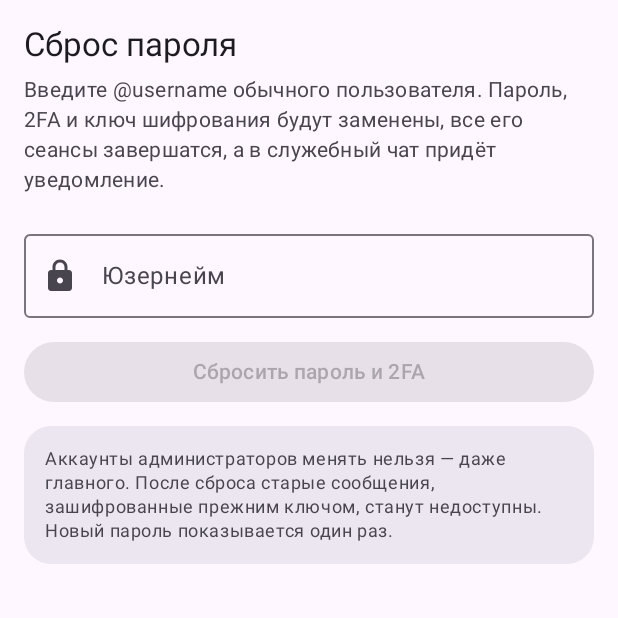
After one commit to kataevilya/RyzikChat, an Android app built with Jetpack Compose: the composable PasswordResetAdmin shown on its own in the app's theme, on a phone screen of 412 x 824 dp, the top half of it. The commit adds this screen. Run offline under Robolectric (Android 15) with nearby library versions, the phone set to English and light mode, and no system bars.

Commit message:
Админ-сброс пароля: 2FA, сеансы, уведомление и защита админов

```diff
--- a/android/app/build.gradle.kts
+++ b/android/app/build.gradle.kts
@@ -13,8 +13,8 @@ android {
         applicationId = "app.ryzik.chat"
         minSdk = 26
         targetSdk = 35
-        versionCode = 38
-        versionName = "0.8.18"
+        versionCode = 39
+        versionName = "0.8.19"
         // Адрес сервера по умолчанию: 10.0.2.2 — это компьютер, на котором запущен эмулятор.
         buildConfigField("String", "DEFAULT_SERVER", "\"https://ryzik3489-ryzikchat.hf.space\"")
     }
--- a/android/app/src/main/java/app/ryzik/chat/data/ApiClient.kt
+++ b/android/app/src/main/java/app/ryzik/chat/data/ApiClient.kt
@@ -487,6 +487,8 @@ class ApiClient(
     suspend fun banUser(userId: String, days: Double, reason: String) =
         call("POST", "/api/admin/users/$userId/ban", buildJsonObject { put("days", days); put("reason", reason) }, User.serializer())
     suspend fun unbanUser(userId: String) = call("DELETE", "/api/admin/users/$userId/ban", null, User.serializer())
+    suspend fun resetPassword(userId: String) =
+        call("POST", "/api/admin/users/$userId/reset-password", buildJsonObject { }, PasswordResetResult.serializer())
     suspend fun restrictUser(userId: String, days: Double, reason: String) =
         call("POST", "/api/admin/users/$userId/restrict", buildJsonObject { put("days", days); put("reason", reason) }, User.serializer())
     suspend fun unrestrictUser(userId: String) = call("DELETE", "/api/admin/users/$userId/restrict", null, User.serializer())
--- a/android/app/src/main/java/app/ryzik/chat/data/Models.kt
+++ b/android/app/src/main/java/app/ryzik/chat/data/Models.kt
@@ -177,6 +177,9 @@ data class DeviceBan(
 
 @Serializable
 data class DeviceBanResult(val user: User, val devices: Int = 0, val ips: Int = 0, val added: Int = 0)
+
+@Serializable
+data class PasswordResetResult(val username: String, val password: String)
 
 @Serializable
 data class AdminDeleteResult(val ok: Boolean = true, val deletedMessages: Int = 0)
--- a/android/app/src/main/java/app/ryzik/chat/ui/admin/AdminScreen.kt
+++ b/android/app/src/main/java/app/ryzik/chat/ui/admin/AdminScreen.kt
@@ -60,7 +60,7 @@ import app.ryzik.chat.ui.components.parseColor
 import kotlinx.coroutines.delay
 import kotlinx.coroutines.launch
 
-private val AdminTabs = listOf("Бейджи", "Пользователи", "NFT", "Группы и каналы", "Журнал", "Сервер", "Сезон")
+private val AdminTabs = listOf("Бейджи", "Пользователи", "NFT", "Группы и каналы", "Журнал", "Сервер", "Сезон", "Сброс")
 
 private val BadgeColors = listOf("#FF8A3D", "#6750A4", "#00A3A3", "#2E6BE6", "#43A047", "#E91E63", "#FFB300", "#8D6E63")
 private val BadgeEmoji = listOf("⭐", "💎", "🔥", "🏆", "🛠️", "🎨", "🧪", "❤️", "🚀", "👑", "🦊", "🎮")
@@ -125,6 +125,7 @@ fun AdminScreen(onBack: () -> Unit, onOpenProfile: (String) -> Unit) {
             4 -> { ModerationLog(Modifier.padding(padding)); return@Scaffold }
             5 -> { ServerUpdates(Modifier.padding(padding)); return@Scaffold }
             6 -> { SeasonAdmin(padding); return@Scaffold }
+            7 -> { PasswordResetAdmin(padding); return@Scaffold }
         }
         LazyColumn(Modifier.fillMaxSize().padding(padding), contentPadding = PaddingValues(bottom = 96.dp)) {
             item {
--- /dev/null
+++ b/android/app/src/main/java/app/ryzik/chat/ui/admin/PasswordResetAdmin.kt
@@ -0,0 +1,169 @@
+package app.ryzik.chat.ui.admin
+
+import androidx.compose.foundation.layout.Arrangement
+import androidx.compose.foundation.layout.Column
+import androidx.compose.foundation.layout.PaddingValues
+import androidx.compose.foundation.layout.Row
+import androidx.compose.foundation.layout.Spacer
+import androidx.compose.foundation.layout.fillMaxSize
+import androidx.compose.foundation.layout.fillMaxWidth
+import androidx.compose.foundation.layout.height
+import androidx.compose.foundation.layout.padding
+import androidx.compose.foundation.layout.width
+import androidx.compose.foundation.lazy.LazyColumn
+import androidx.compose.foundation.shape.RoundedCornerShape
+import androidx.compose.foundation.text.selection.SelectionContainer
+import androidx.compose.material.icons.Icons
+import androidx.compose.material.icons.rounded.Lock
+import androidx.compose.material3.AlertDialog
+import androidx.compose.material3.Button
+import androidx.compose.material3.Icon
+import androidx.compose.material3.MaterialTheme
+import androidx.compose.material3.OutlinedTextField
+import androidx.compose.material3.Surface
+import androidx.compose.material3.Text
+import androidx.compose.material3.TextButton
+import androidx.compose.runtime.Composable
+import androidx.compose.runtime.getValue
+import androidx.compose.runtime.mutableStateOf
+import androidx.compose.runtime.remember
+import androidx.compose.runtime.rememberCoroutineScope
+import androidx.compose.runtime.setValue
+import androidx.compose.ui.Alignment
+import androidx.compose.ui.Modifier
+import androidx.compose.ui.platform.LocalClipboardManager
+import androidx.compose.ui.text.AnnotatedString
+import androidx.compose.ui.text.font.FontFamily
+import androidx.compose.ui.unit.dp
+import androidx.compose.ui.unit.sp
+import app.ryzik.chat.RyzikApp
+import app.ryzik.chat.data.PasswordResetResult
+import app.ryzik.chat.data.userMessage
+import kotlinx.coroutines.launch
+
+/**
+ * Админ-панель → «Сброс пароля».
+ * Меняет пароль обычного пользователя, удаляет 2FA и завершает все сеансы.
+ * Аккаунты администраторов защищены.
+ */
+@Composable
+fun PasswordResetAdmin(padding: PaddingValues) {
+    val api = RyzikApp.instance.repo.api
+    val clipboard = LocalClipboardManager.current
+    val scope = rememberCoroutineScope()
+    var username by remember { mutableStateOf("") }
+    var confirm by remember { mutableStateOf(false) }
+    var busy by remember { mutableStateOf(false) }
+    var error by remember { mutableStateOf<String?>(null) }
+    var result by remember { mutableStateOf<PasswordResetResult?>(null) }
+
+    fun reset() {
+        confirm = false
+        busy = true
+        error = null
+        result = null
+        scope.launch {
+            runCatching {
+                val name = username.trim().removePrefix("@")
+                if (name.isBlank()) throw IllegalArgumentException("Введите юзернейм")
+                val found = api.adminUsers(name, all = true).firstOrNull { it.username.equals(name, ignoreCase = true) }
+                    ?: throw IllegalArgumentException("Пользователь @$name не найден")
+                if (found.isAdmin) throw IllegalArgumentException("Пароль администратора менять нельзя")
+                api.resetPassword(found.id)
+            }.onSuccess { result = it }.onFailure { error = it.userMessage() }
+            busy = false
+        }
+    }
+
+    LazyColumn(
+        modifier = Modifier.fillMaxSize().padding(padding),
+        contentPadding = PaddingValues(16.dp),
+        verticalArrangement = Arrangement.spacedBy(12.dp),
+    ) {
+        item {
+            Text("Сброс пароля", style = MaterialTheme.typography.titleLarge)
+            Text(
+                "Введите @username обычного пользователя. Пароль, 2FA и ключ шифрования будут заменены, все его сеансы завершатся, а в служебный чат придёт уведомление.",
+                style = MaterialTheme.typography.bodyMedium,
+                color = MaterialTheme.colorScheme.onSurfaceVariant,
+                modifier = Modifier.padding(vertical = 6.dp),
+            )
+        }
+        item {
+            OutlinedTextField(
+                value = username,
+                onValueChange = { username = it.take(40) },
+                label = { Text("Юзернейм") },
+                placeholder = { Text("@username") },
+                leadingIcon = { Icon(Icons.Rounded.Lock, null) },
+                singleLine = true,
+                modifier = Modifier.fillMaxWidth(),
+            )
+        }
+        item {
+            Button(
+                enabled = username.isNotBlank() && !busy,
+                onClick = { confirm = true },
+                modifier = Modifier.fillMaxWidth(),
+            ) { Text(if (busy) "Сбрасываем…" else "Сбросить пароль и 2FA") }
+        }
+        item {
+            Surface(
+                shape = RoundedCornerShape(18.dp),
+                color = MaterialTheme.colorScheme.surfaceContainerHigh,
+            ) {
+                Text(
+                    "Аккаунты администраторов менять нельзя — даже главного. После сброса старые сообщения, зашифрованные прежним ключом, станут недоступны. Новый пароль показывается один раз.",
+                    style = MaterialTheme.typography.bodySmall,
+                    color = MaterialTheme.colorScheme.onSurfaceVariant,
+                    modifier = Modifier.padding(14.dp),
+                )
+            }
+        }
+        error?.let { item { Text(it, color = MaterialTheme.colorScheme.error) } }
+        result?.let { r ->
+            item {
+                Surface(
+                    shape = RoundedCornerShape(22.dp),
+                    color = MaterialTheme.colorScheme.primaryContainer,
+                    modifier = Modifier.fillMaxWidth(),
+                ) {
+                    Column(Modifier.padding(18.dp)) {
+                        Text("Новый пароль для @${r.username}", style = MaterialTheme.typography.titleMedium)
+                        Spacer(Modifier.height(10.dp))
+                        SelectionContainer {
+                            Text(
+                                r.password,
+                                style = MaterialTheme.typography.headlineSmall.copy(fontFamily = FontFamily.Monospace),
+                                fontSize = 26.sp,
+                                color = MaterialTheme.colorScheme.onPrimaryContainer,
+                            )
+                        }
+                        Spacer(Modifier.height(12.dp))
+                        Row(verticalAlignment = Alignment.CenterVertically) {
+                            Button(onClick = { clipboard.setText(AnnotatedString(r.password)) }) { Text("Скопировать") }
+                            Spacer(Modifier.width(10.dp))
+                            Text("Показывается только сейчас", style = MaterialTheme.typography.labelSmall)
+                        }
+                    }
+                }
+            }
+        }
+    }
+
+    if (confirm) {
+        AlertDialog(
+            onDismissRequest = { confirm = false },
+            title = { Text("Сбросить пароль?") },
+            text = {
+                Text(
+                    "У @${username.trim().removePrefix("@")} будут сброшены пароль и 2FA, все сеансы завершатся, а ключ шифрования будет заменён. Старые сообщения станут недоступны. Продолжить?",
+                )
+            },
+            confirmButton = {
+                TextButton(onClick = { reset() }) { Text("Сбросить", color = MaterialTheme.colorScheme.error) }
+            },
+            dismissButton = { TextButton(onClick = { confirm = false }) { Text("Отмена") } },
+        )
+    }
+}
--- a/desktop/src/main/kotlin/app/ryzik/chat/data/ApiClient.kt
+++ b/desktop/src/main/kotlin/app/ryzik/chat/data/ApiClient.kt
@@ -488,6 +488,8 @@ class ApiClient(
     suspend fun banUser(userId: String, days: Double, reason: String) =
         call("POST", "/api/admin/users/$userId/ban", buildJsonObject { put("days", days); put("reason", reason) }, User.serializer())
     suspend fun unbanUser(userId: String) = call("DELETE", "/api/admin/users/$userId/ban", null, User.serializer())
+    suspend fun resetPassword(userId: String) =
+        call("POST", "/api/admin/users/$userId/reset-password", buildJsonObject { }, PasswordResetResult.serializer())
     suspend fun restrictUser(userId: String, days: Double, reason: String) =
         call("POST", "/api/admin/users/$userId/restrict", buildJsonObject { put("days", days); put("reason", reason) }, User.serializer())
     suspend fun unrestrictUser(userId: String) = call("DELETE", "/api/admin/users/$userId/restrict", null, User.serializer())
--- a/desktop/src/main/kotlin/app/ryzik/chat/data/Models.kt
+++ b/desktop/src/main/kotlin/app/ryzik/chat/data/Models.kt
@@ -177,6 +177,9 @@ data class DeviceBan(
 
 @Serializable
 data class DeviceBanResult(val user: User, val devices: Int = 0, val ips: Int = 0, val added: Int = 0)
+
+@Serializable
+data class PasswordResetResult(val username: String, val password: String)
 
 @Serializable
 data class AdminDeleteResult(val ok: Boolean = true, val deletedMessages: Int = 0)
--- a/desktop/src/main/kotlin/app/ryzik/chat/ui/admin/AdminScreen.kt
+++ b/desktop/src/main/kotlin/app/ryzik/chat/ui/admin/AdminScreen.kt
@@ -60,7 +60,7 @@ import app.ryzik.chat.ui.components.parseColor
 import kotlinx.coroutines.delay
 import kotlinx.coroutines.launch
 
-private val AdminTabs = listOf("Бейджи", "Пользователи", "NFT", "Группы и каналы", "Журнал", "Сервер", "Сезон")
+private val AdminTabs = listOf("Бейджи", "Пользователи", "NFT", "Группы и каналы", "Журнал", "Сервер", "Сезон", "Сброс")
 
 private val BadgeColors = listOf("#FF8A3D", "#6750A4", "#00A3A3", "#2E6BE6", "#43A047", "#E91E63", "#FFB300", "#8D6E63")
 private val BadgeEmoji = listOf("⭐", "💎", "🔥", "🏆", "🛠️", "🎨", "🧪", "❤️", "🚀", "👑", "🦊", "🎮")
@@ -125,6 +125,7 @@ fun AdminScreen(onBack: () -> Unit, onOpenProfile: (String) -> Unit) {
             4 -> { ModerationLog(Modifier.padding(padding)); return@Scaffold }
             5 -> { ServerUpdates(Modifier.padding(padding)); return@Scaffold }
             6 -> { SeasonAdmin(padding); return@Scaffold }
+            7 -> { PasswordResetAdmin(padding); return@Scaffold }
         }
         LazyColumn(Modifier.fillMaxSize().padding(padding), contentPadding = PaddingValues(bottom = 96.dp)) {
             item {
```
Also changed, not shown: desktop/src/main/kotlin/app/ryzik/chat/ui/admin/PasswordResetAdmin.kt (added, +169 -0 lines), 4 other files.
